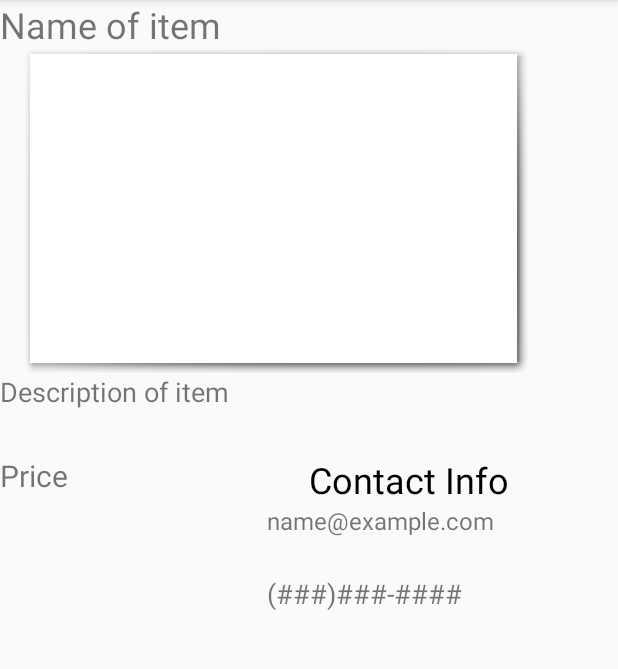
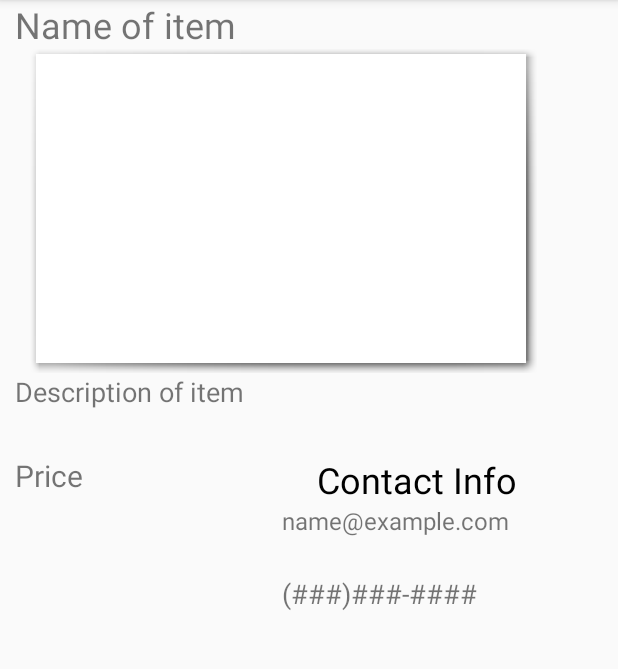
Before and after one commit to Vincenth421/MarketplaceApp, an Android app: the DisplayOffer screen opened directly, with no data from a screen before it, on a phone screen of 412 x 824 dp, the part 84-753 px from its top. Run offline under Robolectric (Android 15) with nearby library versions, the phone set to English and light mode, and no system bars; our stand-ins replace Firebase (no records; nobody signed in at launch, a user with empty details on screens opened directly); 9 statements that could not run were skipped.

Commit message:
Added padding to Display Offer screen

```diff
--- a/app/src/main/res/layout/activity_display_offer.xml
+++ b/app/src/main/res/layout/activity_display_offer.xml
@@ -11,6 +11,7 @@
         android:layout_height="495dp"
         android:orientation="vertical"
         android:weightSum="1"
+        android:paddingLeft="10dp"
         tools:layout_editor_absoluteX="8dp"
         tools:layout_editor_absoluteY="8dp">
 
@@ -30,7 +31,7 @@
             <Space
                 android:layout_width="wrap_content"
                 android:layout_height="wrap_content"
-                android:layout_weight="2" />
+                android:layout_weight="1" />
 
             <ImageView
                 android:id="@+id/targetimage"
@@ -43,7 +44,7 @@
             <Space
                 android:layout_width="wrap_content"
                 android:layout_height="wrap_content"
-                android:layout_weight="2" />
+                android:layout_weight="1" />
 
         </LinearLayout>
 
```
Also changed, not shown: 1 other file.
